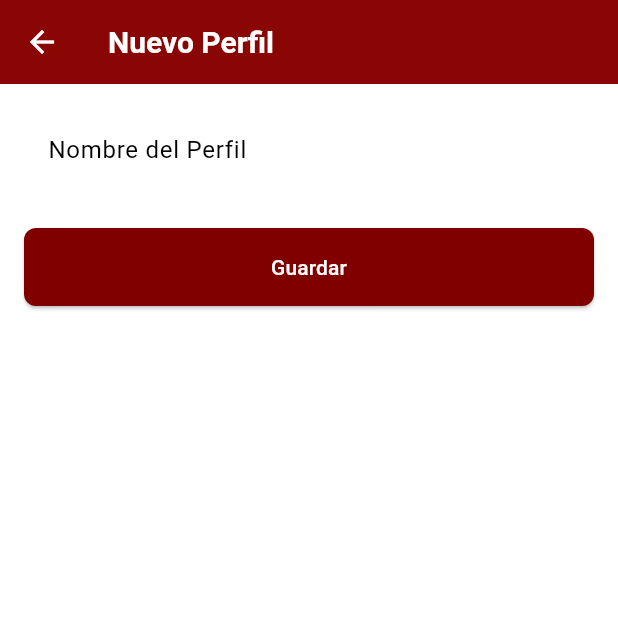
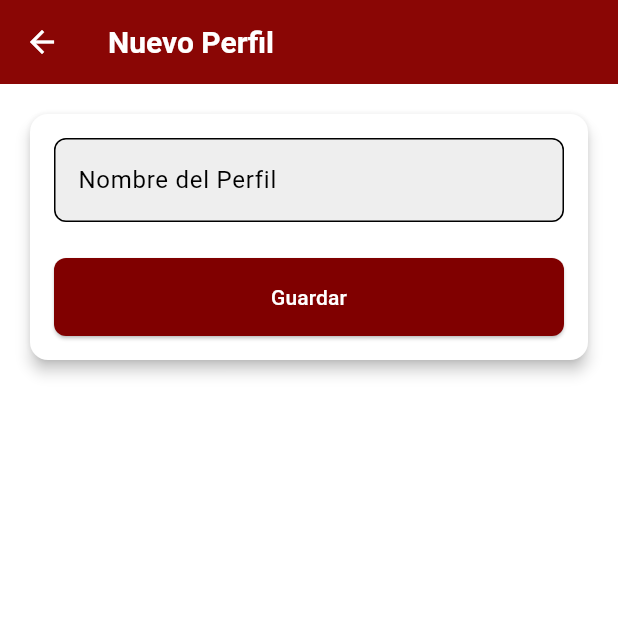
Before and after one commit to miguel-ls/venmobile, a Flutter app: the ProfileEditScreen screen opened directly, on a phone screen of 412 x 824 dp, the top half of it. Run offline on Flutter 3.47's test engine with Material 3 defaults, Android fonts, the phone set to English and light mode, and no system bars; network calls fail.

Commit message:
feat: Enhance UI for user and profile screens
- Replaced ListTile with Card widgets in user and profile list screens for a more professional appearance.
- Wrapped forms in Card widgets on user and profile edit screens to create a framed layout.
- Styled form fields and buttons for a modern and consistent look.

```diff
--- a/app_movil/lib/screens/profile_edit_screen.dart
+++ b/app_movil/lib/screens/profile_edit_screen.dart
@@ -57,25 +57,45 @@ class _ProfileEditScreenState extends State<ProfileEditScreen> {
       ),
       body: Padding(
         padding: const EdgeInsets.all(16.0),
+        child: Card(
+          elevation: 4,
+          child: Padding(
+            padding: const EdgeInsets.all(16.0),
             child: Form(
               key: _formKey,
               child: Column(
                 crossAxisAlignment: CrossAxisAlignment.stretch,
+                mainAxisSize: MainAxisSize.min,
                 children: <Widget>[
                   TextFormField(
                     controller: _nameController,
-                decoration: const InputDecoration(labelText: 'Nombre del Perfil'),
+                    decoration: InputDecoration(
+                      labelText: 'Nombre del Perfil',
+                      border: OutlineInputBorder(
+                        borderRadius: BorderRadius.circular(8.0),
+                      ),
+                      filled: true,
+                      fillColor: Colors.grey[200],
+                    ),
                     validator: (value) => value!.isEmpty ? 'Campo requerido' : null,
                   ),
                   const SizedBox(height: 24.0),
                   ElevatedButton(
                     onPressed: _saveProfile,
+                    style: ElevatedButton.styleFrom(
+                      padding: const EdgeInsets.symmetric(vertical: 16.0),
+                      shape: RoundedRectangleBorder(
+                        borderRadius: BorderRadius.circular(8.0),
+                      ),
+                    ),
                     child: const Text('Guardar'),
                   ),
                 ],
               ),
             ),
           ),
+        ),
+      ),
     );
   }
 }
```
Also changed, not shown: app_movil/lib/screens/profile_list_screen.dart (+10 -4 lines), app_movil/lib/screens/user_edit_screen.dart (+45 -4 lines), app_movil/lib/screens/user_list_screen.dart (+10 -4 lines). Lines whose indentation alone changed are shown as unchanged.
